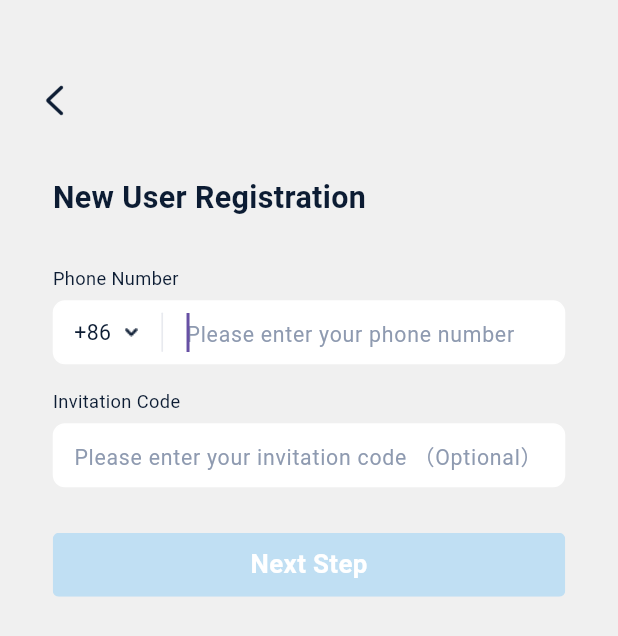
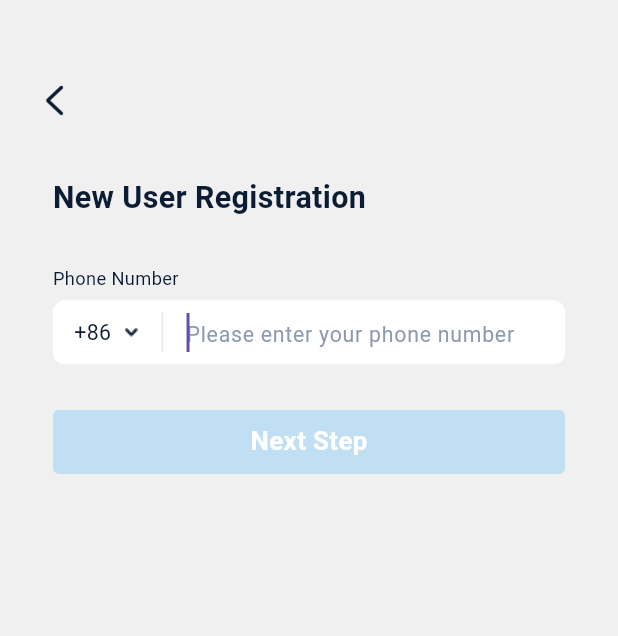
Before and after one commit to zoujiaqing/privchat-flutter, a Flutter app: the RegisterPage screen opened by its route, on a phone screen of 412 x 824 dp. Shown: the top 636 px of the screen. Run offline on Flutter 3.47's test engine with Material 3 defaults, Android fonts, the phone set to English and light mode, and no system bars; our stand-ins replace animate_do, azlistview, chewie, country_picker, device_info_plus, dio and 38 more; missing offline and left inert: android_path_provider, app_installer, common_utils, dart_date, extended_text_field, flutter_app_badger and 18 more; accounts and stored records are empty; statements that could not run were skipped.

Commit message:
Remove invitation code for register.

```diff
--- a/lib/pages/register/register_view.dart
+++ b/lib/pages/register/register_view.dart
@@ -27,14 +27,14 @@ class RegisterPage extends StatelessWidget {
                   onAreaCode: logic.openCountryCodePicker,
                   controller: logic.phoneCtrl,
                 )),
-            16.verticalSpace,
-            InputBox.invitationCode(
-              label: StrRes.invitationCode,
-              hintText: sprintf(StrRes.plsEnterInvitationCode, [
-                logic.needInvitationCodeRegister ? '' : '（${StrRes.optional}）'
-              ]),
-              controller: logic.invitationCodeCtrl,
-            ),
+            // 16.verticalSpace,
+            // InputBox.invitationCode(
+            //   label: StrRes.invitationCode,
+            //   hintText: sprintf(StrRes.plsEnterInvitationCode, [
+            //     logic.needInvitationCodeRegister ? '' : '（${StrRes.optional}）'
+            //   ]),
+            //   controller: logic.invitationCodeCtrl,
+            // ),
             30.verticalSpace,
             Obx(() => Button(
                   text: StrRes.nextStep,
--- a/privchat_common/lib/src/res/lang/en_US.dart
+++ b/privchat_common/lib/src/res/lang/en_US.dart
@@ -4,7 +4,7 @@ const Map<String, String> en_US = {
   "plsEnterPhoneNumber": "Please enter your phone number",
   "password": "Password",
   "plsEnterPassword": "Please enter your password",
-  "account": "ID",
+  "account": "Pirv ID",
   "colon": ":",
   "plsEnterAccount": "Please enter your account",
   "forgetPassword": "Forgot Password",
```
